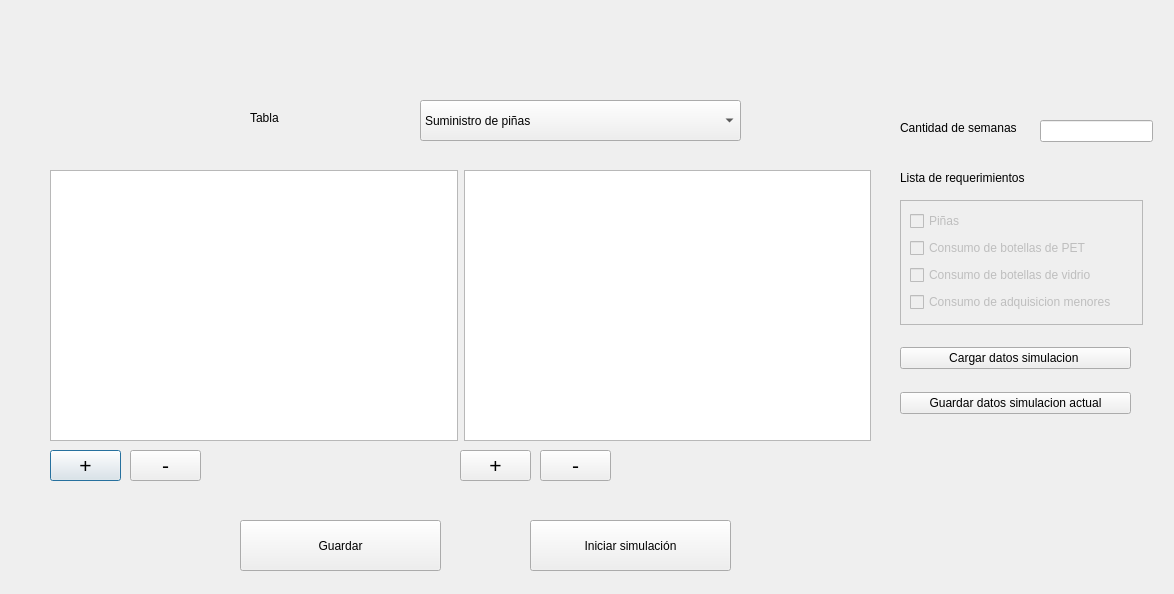
The window that interfaces/ventanas_abastecimiento/Ingreso_datos_abastecimiento.ui (EscuelaProyectosPOO/simulacion) describes before a commit, drawn with Qt 5.
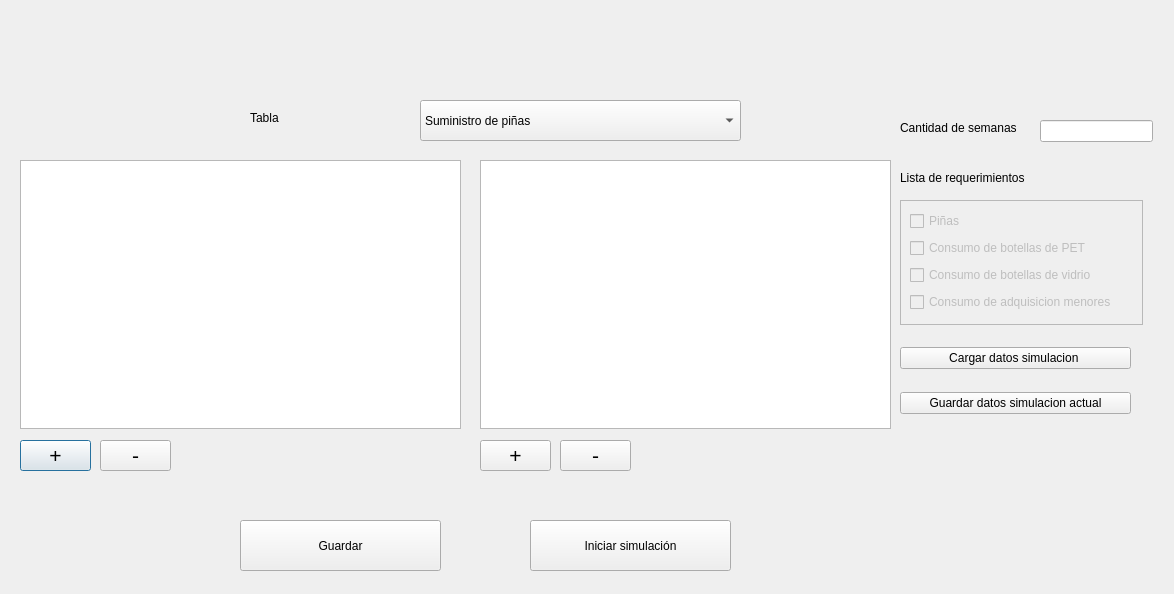
The same window after the commit.

Commit message: cambio en venta

The edit to the form file:
```diff
--- a/interfaces/ventanas_abastecimiento/Ingreso_datos_abastecimiento.ui
+++ b/interfaces/ventanas_abastecimiento/Ingreso_datos_abastecimiento.ui
@@ -67,8 +67,8 @@
   <widget class="QPushButton" name="btnmas">
    <property name="geometry">
     <rect>
-     <x>50</x>
-     <y>450</y>
+     <x>20</x>
+     <y>440</y>
      <width>71</width>
      <height>31</height>
     </rect>
@@ -169,8 +169,8 @@
   <widget class="QPushButton" name="btnmenos">
    <property name="geometry">
     <rect>
-     <x>130</x>
-     <y>450</y>
+     <x>100</x>
+     <y>440</y>
      <width>71</width>
      <height>31</height>
     </rect>
@@ -187,8 +187,8 @@
   <widget class="QPushButton" name="btnmas2">
    <property name="geometry">
     <rect>
-     <x>460</x>
-     <y>450</y>
+     <x>480</x>
+     <y>440</y>
      <width>71</width>
      <height>31</height>
     </rect>
@@ -205,8 +205,8 @@
   <widget class="QPushButton" name="btnmenos2">
    <property name="geometry">
     <rect>
-     <x>540</x>
-     <y>450</y>
+     <x>560</x>
+     <y>440</y>
      <width>71</width>
      <height>31</height>
     </rect>
@@ -220,35 +220,6 @@
     <string>-</string>
    </property>
   </widget>
-  <widget class="QWidget" name="layoutWidget">
-   <property name="geometry">
-    <rect>
-     <x>50</x>
-     <y>170</y>
-     <width>821</width>
-     <height>271</height>
-    </rect>
-   </property>
-   <layout class="QHBoxLayout" name="horizontalLayout">
-    <item>
-     <widget class="QTableWidget" name="tabla">
-      <property name="autoFillBackground">
-       <bool>true</bool>
-      </property>
-      <property name="sizeAdjustPolicy">
-       <enum>QAbstractScrollArea::AdjustToContents</enum>
-      </property>
-     </widget>
-    </item>
-    <item>
-     <widget class="QTableWidget" name="tabla2">
-      <property name="sizeAdjustPolicy">
-       <enum>QAbstractScrollArea::AdjustToContents</enum>
-      </property>
-     </widget>
-    </item>
-   </layout>
-  </widget>
   <widget class="QWidget" name="layoutWidget">
    <property name="geometry">
     <rect>
@@ -311,6 +282,35 @@
     <string>Cantidad de semanas</string>
    </property>
   </widget>
+  <widget class="QTableWidget" name="tabla2">
+   <property name="geometry">
+    <rect>
+     <x>480</x>
+     <y>160</y>
+     <width>411</width>
+     <height>269</height>
+    </rect>
+   </property>
+   <property name="sizeAdjustPolicy">
+    <enum>QAbstractScrollArea::AdjustToContents</enum>
+   </property>
+  </widget>
+  <widget class="QTableWidget" name="tabla">
+   <property name="geometry">
+    <rect>
+     <x>20</x>
+     <y>160</y>
+     <width>441</width>
+     <height>269</height>
+    </rect>
+   </property>
+   <property name="autoFillBackground">
+    <bool>true</bool>
+   </property>
+   <property name="sizeAdjustPolicy">
+    <enum>QAbstractScrollArea::AdjustToContents</enum>
+   </property>
+  </widget>
  </widget>
  <resources/>
  <connections/>
```
